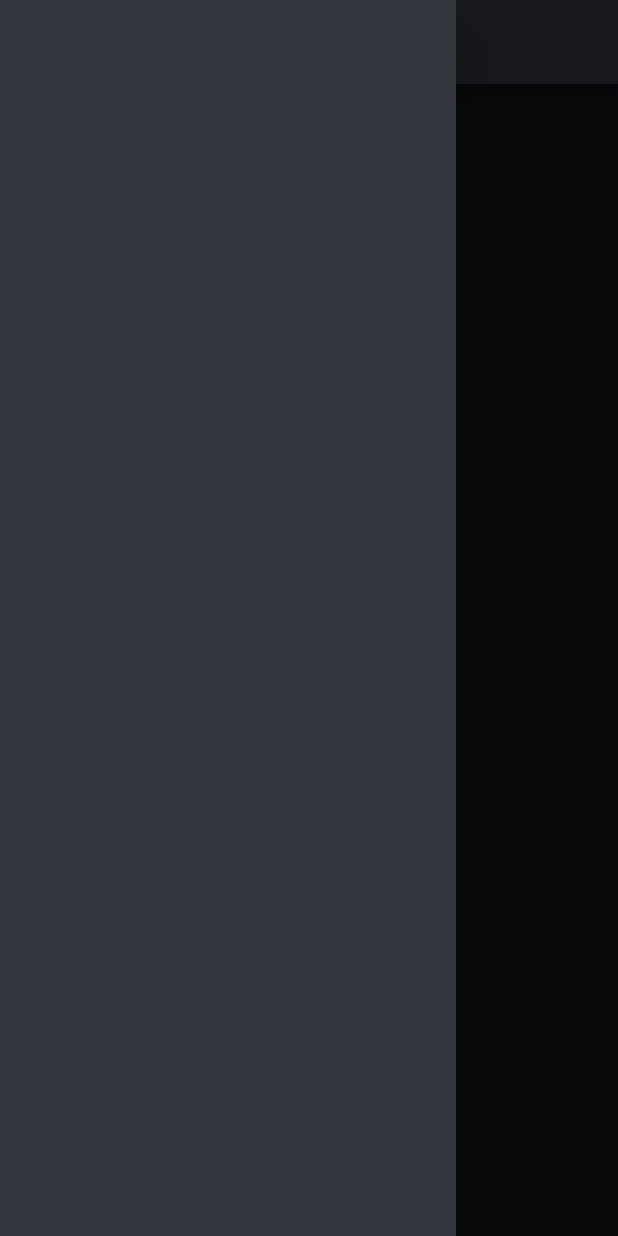
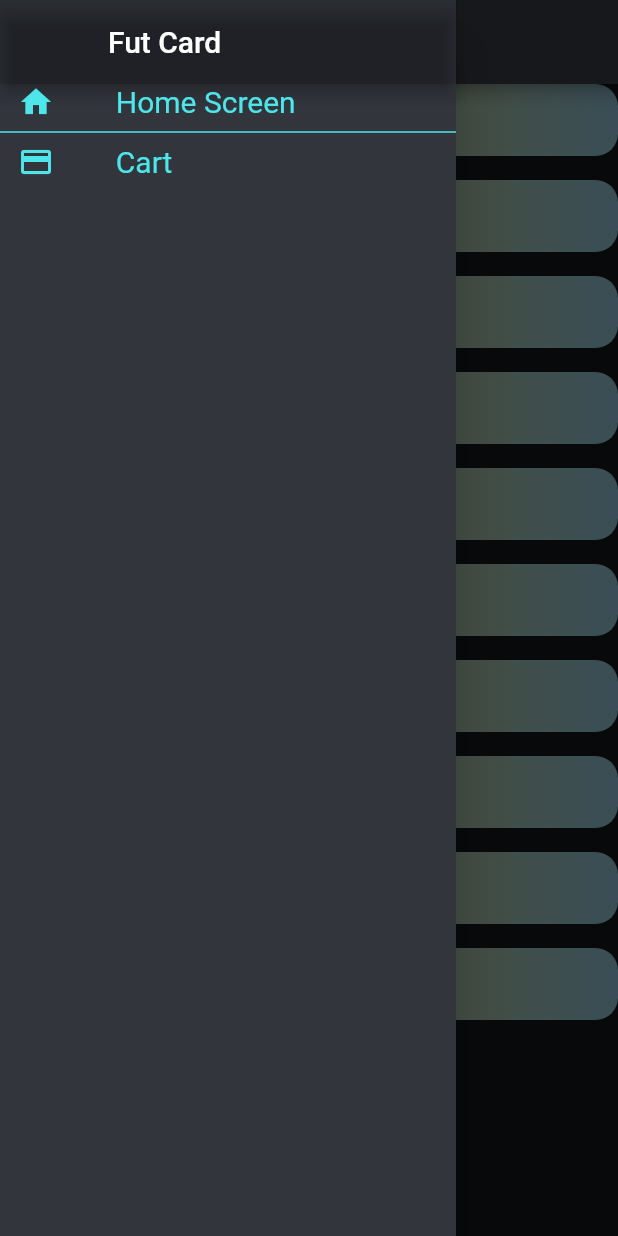
Before and after one commit to cekole/fut-card-flutter, a Flutter app: the CartScreen screen opened by its route, with the side drawer open, on a phone screen of 412 x 824 dp. Run offline on Flutter 3.47's test engine with Material 2 defaults, Android fonts, the phone set to English and light mode, and no system bars; network calls fail; Roboto replaces fonts that are missing (Anton).

Commit message:
Drawer and CartScreen implemented

```diff
--- a/lib/screens/cart_screen.dart
+++ b/lib/screens/cart_screen.dart
@@ -1,6 +1,8 @@
 import 'package:flutter/material.dart';
 import 'package:flutter/src/widgets/container.dart';
 import 'package:flutter/src/widgets/framework.dart';
+import 'package:fut_card/widgets/cart_item.dart';
+import 'package:fut_card/widgets/custom_drawer.dart';
 
 class CartScreen extends StatelessWidget {
   static const routeName = '/cart';
@@ -9,12 +11,24 @@ class CartScreen extends StatelessWidget {
   @override
   Widget build(BuildContext context) {
     return Scaffold(
-      drawer: Drawer(
+      drawer: CustomDrawer(),
+      appBar: AppBar(
         backgroundColor: Theme.of(context).backgroundColor,
+        title: Text(routeName.characters.skip(1).string.toUpperCase()),
       ),
-      appBar: AppBar(
-          backgroundColor: Theme.of(context).backgroundColor,
-          title: Text(routeName.characters.skip(1).string.toUpperCase())),
+      body: ListView.separated(
+        separatorBuilder: ((context, index) => Divider()),
+        itemBuilder: (context, index) {
+          return CartItem(
+            id: 'p1',
+            price: 0,
+            quantity: 2,
+            title: 'test',
+            productId: 'player1',
+          );
+        },
+        itemCount: 10,
+      ),
     );
   }
 }
--- a/lib/screens/home_screen.dart
+++ b/lib/screens/home_screen.dart
@@ -2,6 +2,7 @@ import 'package:flutter/cupertino.dart';
 import 'package:flutter/material.dart';
 import 'package:flutter/src/widgets/container.dart';
 import 'package:flutter/src/widgets/framework.dart';
+import 'package:fut_card/widgets/custom_drawer.dart';
 import 'package:fut_card/widgets/pages_grid.dart';
 
 class HomeScreen extends StatelessWidget {
@@ -11,9 +12,7 @@ class HomeScreen extends StatelessWidget {
   Widget build(BuildContext context) {
     var coins = 50000;
     return Scaffold(
-      drawer: Drawer(
-        backgroundColor: Theme.of(context).backgroundColor,
-      ),
+      drawer: CustomDrawer(),
       appBar: AppBar(
         backgroundColor: Theme.of(context).backgroundColor,
         title: Text(
--- a/lib/screens/players_screen.dart
+++ b/lib/screens/players_screen.dart
@@ -3,6 +3,7 @@ import 'package:flutter/src/widgets/container.dart';
 import 'package:flutter/src/widgets/framework.dart';
 import 'package:fut_card/providers/players.dart';
 import 'package:fut_card/screens/edit_player_screen.dart';
+import 'package:fut_card/widgets/custom_drawer.dart';
 import 'package:fut_card/widgets/player_item.dart';
 import 'package:provider/provider.dart';
 
--- /dev/null
+++ b/lib/widgets/cart_item.dart
@@ -0,0 +1,42 @@
+import 'package:flutter/material.dart';
+import 'package:flutter/src/widgets/container.dart';
+import 'package:flutter/src/widgets/framework.dart';
+
+class CartItem extends StatelessWidget {
+  final String id;
+  final String productId;
+  final double price;
+  final int quantity;
+  final String title;
+
+  const CartItem({
+    super.key,
+    required this.id,
+    required this.price,
+    required this.quantity,
+    required this.title,
+    required this.productId,
+  });
+
+  @override
+  Widget build(BuildContext context) {
+    return Container(
+      decoration: BoxDecoration(
+        borderRadius: BorderRadius.circular(15),
+        gradient: const LinearGradient(
+          colors: [
+            Color.fromARGB(160, 255, 235, 59),
+            Color.fromARGB(255, 127, 169, 190)
+          ],
+        ),
+      ),
+      child: Align(
+        alignment: Alignment.centerLeft,
+        child: Chip(
+          avatar: CircleAvatar(),
+          label: Text('Hello'),
+        ),
+      ),
+    );
+  }
+}
--- /dev/null
+++ b/lib/widgets/custom_drawer.dart
@@ -0,0 +1,87 @@
+import 'package:flutter/material.dart';
+import 'package:flutter/src/widgets/container.dart';
+import 'package:flutter/src/widgets/framework.dart';
+import 'package:fut_card/screens/cart_screen.dart';
+import 'package:fut_card/screens/players_screen.dart';
+
+class CustomDrawer extends StatelessWidget {
+  const CustomDrawer({super.key});
+
+  @override
+  Widget build(BuildContext context) {
+    return Drawer(
+      backgroundColor: Theme.of(context).backgroundColor,
+      child: Column(
+        children: [
+          AppBar(
+            leading: SizedBox(),
+            title: Text('Fut Card'),
+            backgroundColor: Theme.of(context).dividerColor,
+          ),
+          Expanded(
+            child: ListView(
+              children: [
+                InkWell(
+                  onTap: () {
+                    Navigator.of(context).pushReplacementNamed('/');
+                  },
+                  child: Row(
+                    children: [
+                      Padding(
+                        padding: const EdgeInsets.only(left: 12.0),
+                        child: Icon(
+                          Icons.home,
+                          color: Color(0xff4de6eb),
+                        ),
+                      ),
+                      SizedBox(width: MediaQuery.of(context).size.width * 0.1),
+                      Text(
+                        'Home Screen',
+                        style: TextStyle(
+                          fontSize: 20,
+                          fontFamily: 'Anton',
+                          color: Color(0xff4de6eb),
+                        ),
+                      ),
+                    ],
+                  ),
+                ),
+                Divider(
+                  color: Color(0xff4de6eb),
+                  thickness: 1,
+                ),
+                InkWell(
+                  onTap: () {
+                    Navigator.of(context)
+                        .pushReplacementNamed(CartScreen.routeName);
+                  },
+                  child: Row(
+                    mainAxisAlignment: MainAxisAlignment.start,
+                    children: [
+                      Padding(
+                        padding: const EdgeInsets.only(left: 12.0),
+                        child: Icon(
+                          Icons.payment_outlined,
+                          color: Color(0xff4de6eb),
+                        ),
+                      ),
+                      SizedBox(width: MediaQuery.of(context).size.width * 0.1),
+                      Text(
+                        'Cart',
+                        style: TextStyle(
+                          fontSize: 20,
+                          fontFamily: 'Anton',
+                          color: Color(0xff4de6eb),
+                        ),
+                      ),
+                    ],
+                  ),
+                ),
+              ],
+            ),
+          ),
+        ],
+      ),
+    );
+  }
+}
```
